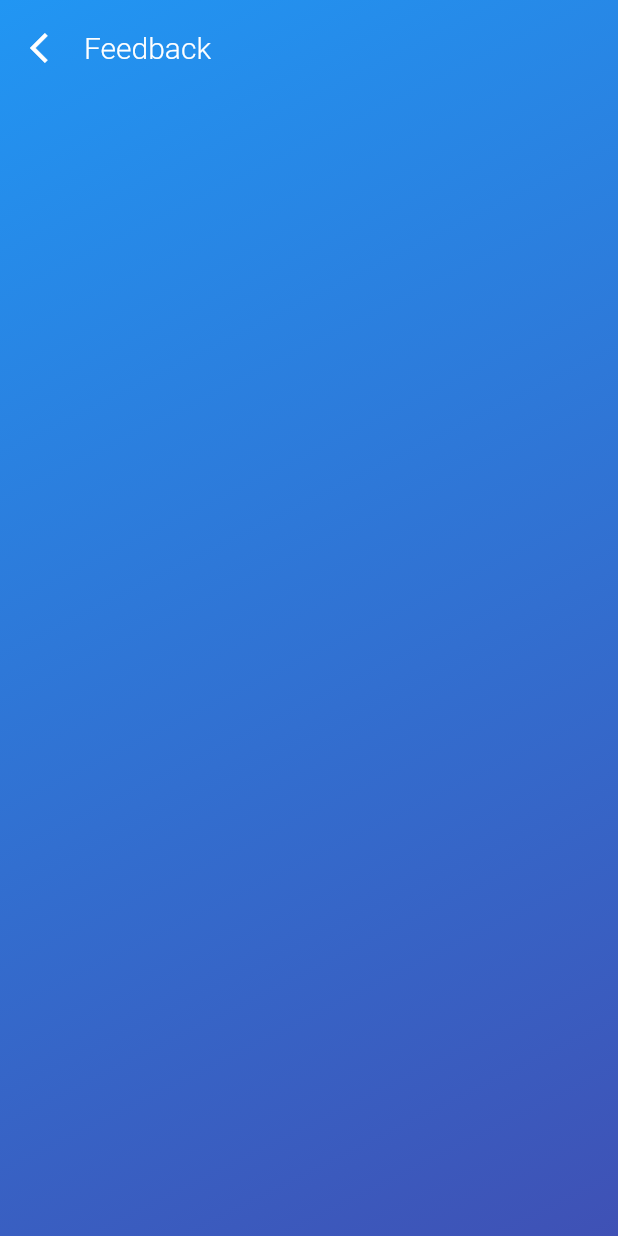
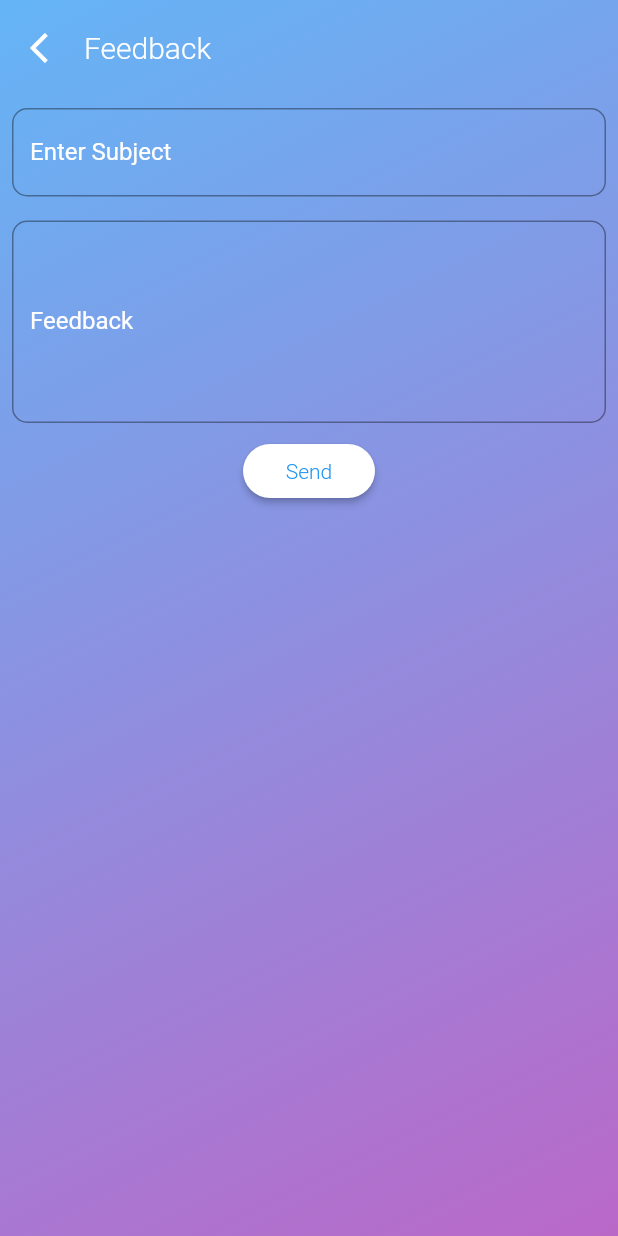
Before and after one commit to PradeepMuthuswamy/TA-DA, a Flutter app: the FeedbackPage screen opened by its route, on a phone screen of 412 x 824 dp. Run offline on Flutter 3.47's test engine with Material 2 defaults, Android fonts, the light colour scheme and no system bars; our stand-ins replace flutter_swiper, splashscreen; missing offline and left inert: flutter_share.

Commit message:
completed feedback

```diff
--- a/lib/screens/feedback.dart
+++ b/lib/screens/feedback.dart
@@ -1,14 +1,44 @@
 import 'package:flutter/material.dart';
 import 'package:tada_info/widgets/nav_bar.dart';
 
-class FeedbackPage extends StatelessWidget {
+import 'package:url_launcher/url_launcher.dart';
+
+class FeedbackPage extends StatefulWidget {
+  @override
+  _FeedbackPageState createState() => _FeedbackPageState();
+}
+
+class _FeedbackPageState extends State<FeedbackPage> {
+  var _subject = TextEditingController();
+
+  var _body = TextEditingController();
+
+  void launchEmail({String subject, String body}) async {
+    Uri _emailLaunchUri = Uri(
+        scheme: 'mailto',
+        path: 'onepercentrulevideos@gmail.com',
+        queryParameters: {
+          'subject': subject,
+          'body':body
+        }
+    );
+
+    var url = _emailLaunchUri.toString();
+    if (await canLaunch(url)) {
+    await launch(url);
+    } else {
+    throw 'Could not launch $url';
+    }
+  }
+
   @override
   Widget build(BuildContext context) {
     return Scaffold(
-      body: SafeArea(child: Container(
+      body: SafeArea(
+          child: Container(
               decoration: BoxDecoration(
                   gradient: LinearGradient(
-                  colors: [Colors.blue, Colors.indigo],
+                      colors: [Colors.blue[300], Colors.purple[300]],
                       begin: Alignment.topLeft,
                       end: Alignment.bottomRight)),
               child: Column(
@@ -16,6 +46,73 @@ class FeedbackPage extends StatelessWidget {
                   NavBar(
                     title: 'Feedback',
                   ),
+                  Padding(
+                    padding: const EdgeInsets.all(8.0),
+                    child: TextField(
+                      style: TextStyle(color: Colors.white),
+                      cursorColor: Colors.white,
+                      controller: _subject,
+                      decoration: InputDecoration(
+                        labelText: 'Enter Subject',
+                        labelStyle: TextStyle(color: Colors.white),
+                        focusedBorder: OutlineInputBorder(
+                          borderSide: BorderSide(
+                            color: Colors.white,
+                          ),
+                          borderRadius: BorderRadius.circular(10.0),
+                        ),
+                        border: OutlineInputBorder(
+                          borderSide: BorderSide(
+                            color: Colors.white,
+                          ),
+                          borderRadius: BorderRadius.circular(10.0),
+                        ),
+                      ),
+                    ),
+                  ),
+                  Padding(
+                    padding: const EdgeInsets.all(8.0),
+                    child: TextField(
+                      cursorColor: Colors.white,
+                      controller: _body,
+                      style: TextStyle(color: Colors.white),
+                      keyboardType: TextInputType.multiline,
+                      //Normal textInputField will be displayed
+                      maxLines: 5,
+                      decoration: InputDecoration(
+                        labelText: 'Feedback',
+                        labelStyle: TextStyle(color: Colors.white),
+                        focusedBorder: OutlineInputBorder(
+                          borderSide: BorderSide(
+                            color: Colors.white,
+                          ),
+                          borderRadius: BorderRadius.circular(10.0),
+                        ),
+                        border: OutlineInputBorder(
+                          borderSide: BorderSide(
+                            color: Colors.white,
+                          ),
+                          borderRadius: BorderRadius.circular(10.0),
+                        ),
+                      ),
+                    ),
+                  ),
+                  RaisedButton(
+                    color: Colors.white,
+                    shape: StadiumBorder(),
+                    child: Text(
+                      'Send',
+                      style: TextStyle(
+                          color: Colors.blue, fontWeight: FontWeight.w300),
+                    ),
+                    onPressed: (){
+                      if(_subject.value.text.isNotEmpty && _body.value.text.isNotEmpty)
+                      launchEmail(
+                        subject: _subject.value.text,
+                        body: _body.value.text
+                      );
+                    },
+                  )
                 ],
               ))),
     );
--- a/lib/widgets/posting_calculator.dart
+++ b/lib/widgets/posting_calculator.dart
@@ -22,7 +22,8 @@ class _PostingCalculatorState extends State<PostingCalculator> {
 
   @override
   Widget build(BuildContext context) {
-    return SingleChildScrollView(
+    return SafeArea(
+      child: SingleChildScrollView(
         child: Container(
           margin:
               EdgeInsets.only(bottom: MediaQuery.of(context).viewInsets.bottom),
@@ -236,6 +237,7 @@ class _PostingCalculatorState extends State<PostingCalculator> {
             ],
           ),
         ),
+      ),
     );
   }
 
--- a/pubspec.yaml
+++ b/pubspec.yaml
@@ -31,7 +31,7 @@ dependencies:
   flutter_swiper: ^1.1.6
   flutter_share: ^1.0.5
   splashscreen: ^1.3.5
-
+  url_launcher: ^5.7.10
 dev_dependencies:
   flutter_test:
     sdk: flutter
```
Also changed, not shown: pubspec.lock, 4 other files. Lines whose indentation alone changed are shown as unchanged.
